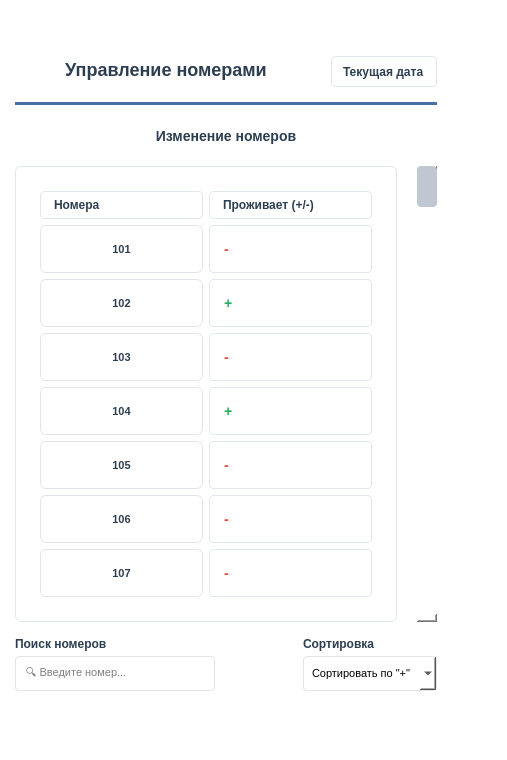
This is UI/Admin/Изменение номеров переделанная.ui in Ainyr-Akhmadishin/Hotel_management_system as Qt 5 draws it before an edit. The edited form follows.
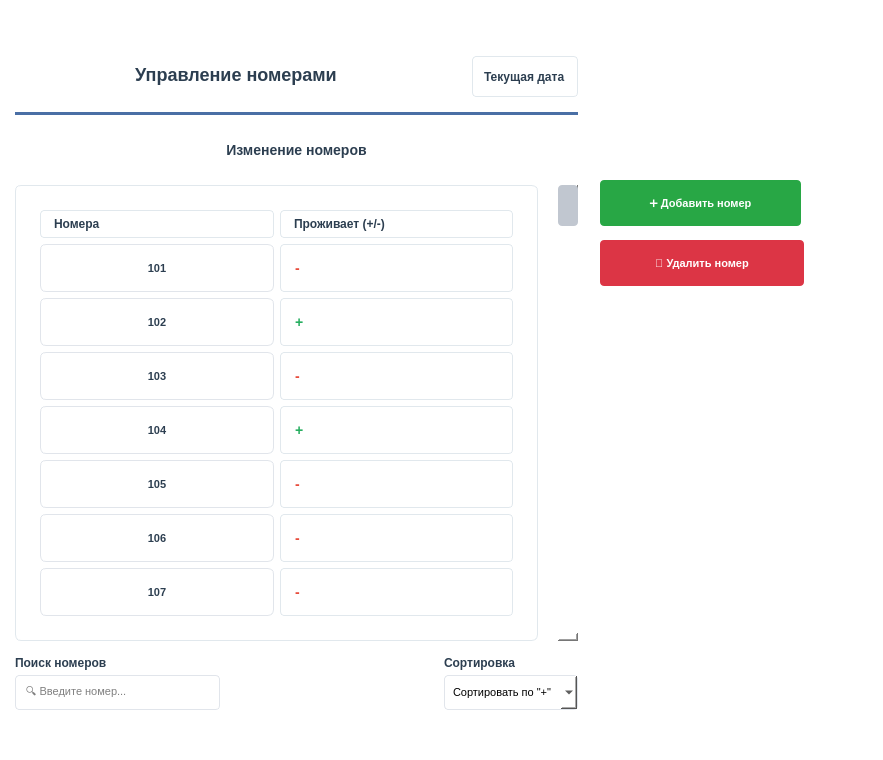
This is the edited form.

```diff
--- a/UI/Admin/Изменение номеров переделанная.ui
+++ b/UI/Admin/Изменение номеров переделанная.ui
@@ -6,7 +6,7 @@
    <rect>
     <x>0</x>
     <y>0</y>
-    <width>507</width>
+    <width>883</width>
     <height>760</height>
    </rect>
   </property>
@@ -104,8 +104,8 @@
     <rect>
      <x>0</x>
      <y>41</y>
-     <width>452</width>
-     <height>665</height>
+     <width>593</width>
+     <height>684</height>
     </rect>
    </property>
    <property name="styleSheet">
@@ -520,6 +520,62 @@
     </rect>
    </property>
   </widget>
+  <widget class="QPushButton" name="add_nomer">
+   <property name="geometry">
+    <rect>
+     <x>600</x>
+     <y>180</y>
+     <width>201</width>
+     <height>46</height>
+    </rect>
+   </property>
+   <property name="minimumSize">
+    <size>
+     <width>150</width>
+     <height>46</height>
+    </size>
+   </property>
+   <property name="toolTip">
+    <string>Добавить нового сотрудника в систему</string>
+   </property>
+   <property name="styleSheet">
+    <string notr="true">background-color: #28a745; color: #white; font-weight: bold;</string>
+   </property>
+   <property name="text">
+    <string>➕ Добавить номер</string>
+   </property>
+   <property name="shortcut">
+    <string/>
+   </property>
+  </widget>
+  <widget class="QPushButton" name="fire_selected_btn">
+   <property name="enabled">
+    <bool>false</bool>
+   </property>
+   <property name="geometry">
+    <rect>
+     <x>600</x>
+     <y>240</y>
+     <width>204</width>
+     <height>46</height>
+    </rect>
+   </property>
+   <property name="minimumSize">
+    <size>
+     <width>204</width>
+     <height>46</height>
+    </size>
+   </property>
+   <property name="toolTip">
+    <string>Уволить выбранного сотрудника</string>
+   </property>
+   <property name="styleSheet">
+    <string notr="true">background-color: #dc3545; color: white; font-weight: bold; min-width: 180px;</string>
+   </property>
+   <property name="text">
+    <string>🚫 Удалить номер</string>
+   </property>
+  </widget>
  </widget>
  <resources/>
  <connections/>
```
